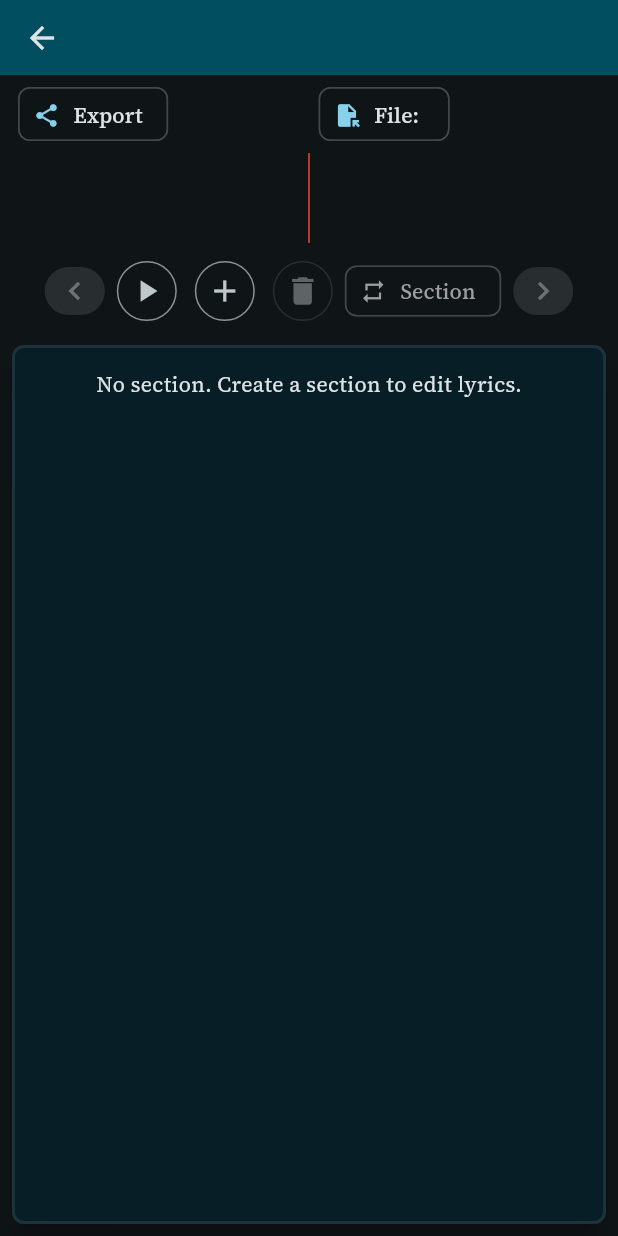
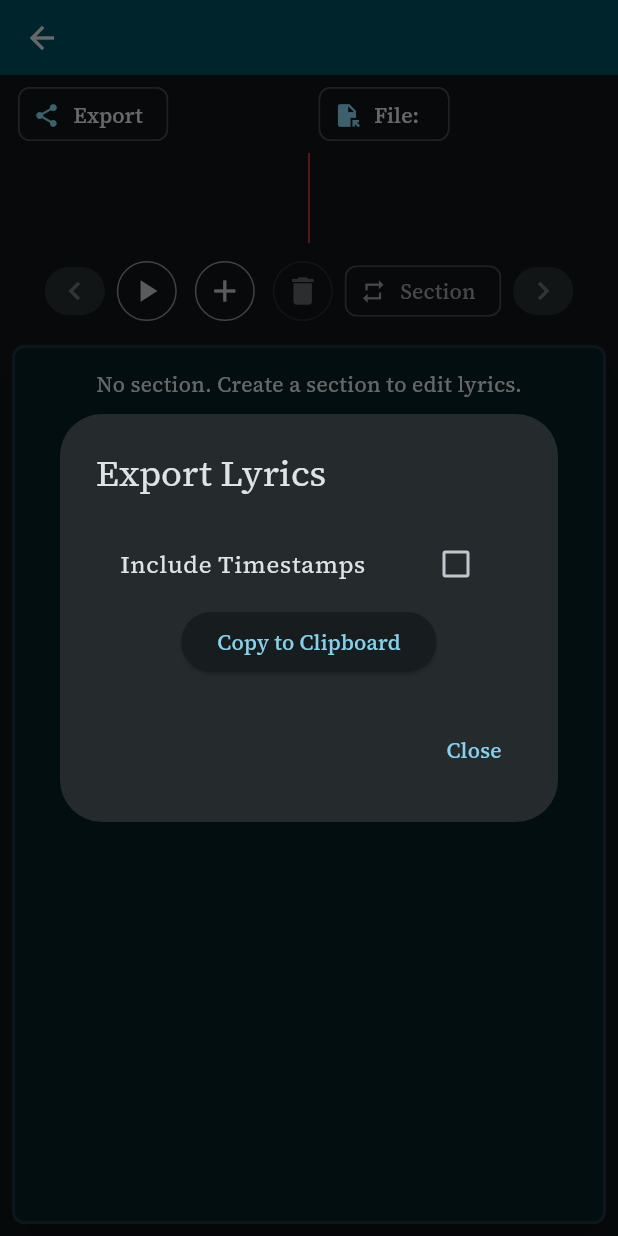
Before and after one commit to rlee2365/colora, a Flutter app: the ProjectEditor screen opened directly with empty values, after a tap on "Export", on a phone screen of 412 x 824 dp. Run offline on Flutter 3.47's test engine with Material 3 defaults, Android fonts, the phone set to English and light mode, and no system bars; our stand-ins replace file_picker, google_fonts, objectbox, permission_handler; missing offline and left inert: audio_waveforms, fuzzywuzzy, keyboard_visibility_pro; generated files the repository leaves out were written again; statements that could not run were skipped.

Commit message:
Project lyrics export

```diff
--- a/lib/project_editor.dart
+++ b/lib/project_editor.dart
@@ -1,4 +1,5 @@
 import 'package:colora/models.dart';
+import 'package:colora/project_export.dart';
 import 'package:colora/section_lyrics.dart';
 import 'package:colora/utils.dart';
 import 'package:colora/transport.dart';
@@ -76,7 +77,9 @@ class _ProjectEditorState extends State<ProjectEditor> {
                       children: [
                         ActionChip(
                           label: const Text("Export"),
-                          onPressed: () {},
+                          onPressed: () {
+                            showLyricsDialog(context, widget.project);
+                          },
                           avatar: const Icon(Icons.share),
                         ),
                         const SizedBox(width: 16.0),
--- /dev/null
+++ b/lib/project_export.dart
@@ -0,0 +1,78 @@
+import 'package:colora/models.dart';
+import 'package:flutter/material.dart';
+import 'package:flutter/services.dart';
+
+void showLyricsDialog(BuildContext context, Project project) {
+  bool includeTimestamps = false;
+
+  showDialog(
+    context: context,
+    builder: (BuildContext context) {
+      return AlertDialog(
+        title: const Text('Export Lyrics'),
+        content: StatefulBuilder(
+          builder: (BuildContext context, StateSetter setState) {
+            return SizedBox(
+              width: 500,
+              child: Column(
+                mainAxisSize: MainAxisSize.min,
+                children: [
+                  CheckboxListTile(
+                    title: const Text("Include Timestamps"),
+                    value: includeTimestamps,
+                    onChanged: (bool? value) {
+                      setState(() {
+                        includeTimestamps = value ?? false;
+                      });
+                    },
+                  ),
+                  ElevatedButton(
+                    onPressed: () {
+                      final lyrics =
+                          project.generateLyrics(timestamps: includeTimestamps);
+                      Clipboard.setData(ClipboardData(text: lyrics));
+                      ScaffoldMessenger.of(context).showSnackBar(
+                        const SnackBar(
+                            content: Text('Lyrics copied to clipboard')),
+                      );
+                    },
+                    child: const Text('Copy to Clipboard'),
+                  ),
+
+                  // We can't access directories outside the app document directory
+                  // so saving to a file is out
+                  // ElevatedButton(
+                  //   onPressed: () async {
+                  //     final lyrics =
+                  //         project.generateLyrics(timestamps: includeTimestamps);
+                  //     String? outputFile = await FilePicker.platform.saveFile(
+                  //       dialogTitle: 'Save Lyrics',
+                  //       fileName: 'lyrics.txt',
+                  //     );
+
+                  //     if (outputFile != null) {
+                  //       File(outputFile).writeAsString(lyrics);
+                  //       ScaffoldMessenger.of(context).showSnackBar(
+                  //         const SnackBar(content: Text('Lyrics saved to file')),
+                  //       );
+                  //     }
+                  //   },
+                  //   child: const Text('Save to File'),
+                  // ),
+                ],
+              ),
+            );
+          },
+        ),
+        actions: [
+          TextButton(
+            onPressed: () {
+              Navigator.of(context).pop();
+            },
+            child: const Text('Close'),
+          ),
+        ],
+      );
+    },
+  );
+}
```
Also changed, not shown: lib/models.dart (+20 -0 lines).
